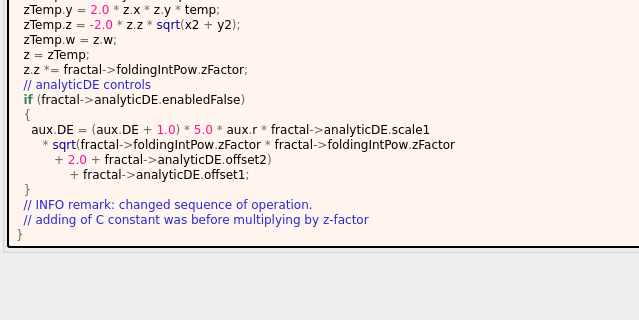
Above: mandelbulber2/formula/ui/box_fold_bulb_pow2.ui from buddhi1980/mandelbulber2 before the change; both pictures show x 0 to 639 and y 834 to 1154 of the 808 by 1443 pixel window. Below: the same form after it.
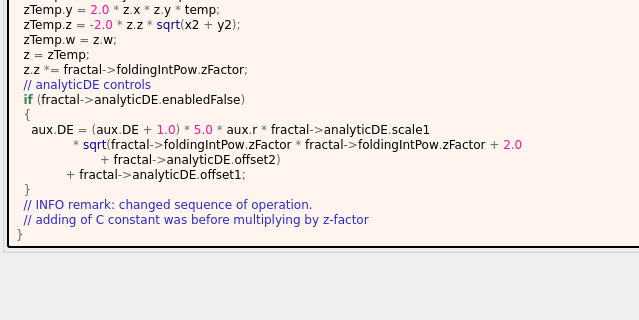
That is the form after the change. Custom widgets are drawn as their Qt base class.

```diff
--- a/mandelbulber2/formula/ui/box_fold_bulb_pow2.ui
+++ b/mandelbulber2/formula/ui/box_fold_bulb_pow2.ui
@@ -343,9 +343,9 @@
   &lt;span style=&quot;color:#2e8b57; font-weight:bold&quot;&gt;if&lt;/span&gt; &lt;span style=&quot;color:#676767&quot;&gt;(&lt;/span&gt;fractal&lt;span style=&quot;color:#676767&quot;&gt;-&amp;gt;&lt;/span&gt;analyticDE&lt;span style=&quot;color:#676767&quot;&gt;.&lt;/span&gt;enabledFalse&lt;span style=&quot;color:#676767&quot;&gt;)&lt;/span&gt;
   &lt;span style=&quot;color:#676767&quot;&gt;{&lt;/span&gt;
     aux&lt;span style=&quot;color:#676767&quot;&gt;.&lt;/span&gt;DE &lt;span style=&quot;color:#676767&quot;&gt;= (&lt;/span&gt;aux&lt;span style=&quot;color:#676767&quot;&gt;.&lt;/span&gt;DE &lt;span style=&quot;color:#676767&quot;&gt;+&lt;/span&gt; &lt;span style=&quot;color:#ff1493&quot;&gt;1.0&lt;/span&gt;&lt;span style=&quot;color:#676767&quot;&gt;) *&lt;/span&gt; &lt;span style=&quot;color:#ff1493&quot;&gt;5.0&lt;/span&gt; &lt;span style=&quot;color:#676767&quot;&gt;*&lt;/span&gt; aux&lt;span style=&quot;color:#676767&quot;&gt;.&lt;/span&gt;r &lt;span style=&quot;color:#676767&quot;&gt;*&lt;/span&gt; fractal&lt;span style=&quot;color:#676767&quot;&gt;-&amp;gt;&lt;/span&gt;analyticDE&lt;span style=&quot;color:#676767&quot;&gt;.&lt;/span&gt;scale1
-       &lt;span style=&quot;color:#676767&quot;&gt;*&lt;/span&gt; &lt;span style=&quot;color:#00008f&quot;&gt;sqrt&lt;/span&gt;&lt;span style=&quot;color:#676767&quot;&gt;(&lt;/span&gt;fractal&lt;span style=&quot;color:#676767&quot;&gt;-&amp;gt;&lt;/span&gt;foldingIntPow&lt;span style=&quot;color:#676767&quot;&gt;.&lt;/span&gt;zFactor &lt;span style=&quot;color:#676767&quot;&gt;*&lt;/span&gt; fractal&lt;span style=&quot;color:#676767&quot;&gt;-&amp;gt;&lt;/span&gt;foldingIntPow&lt;span style=&quot;color:#676767&quot;&gt;.&lt;/span&gt;zFactor
-          &lt;span style=&quot;color:#676767&quot;&gt;+&lt;/span&gt; &lt;span style=&quot;color:#ff1493&quot;&gt;2.0&lt;/span&gt; &lt;span style=&quot;color:#676767&quot;&gt;+&lt;/span&gt; fractal&lt;span style=&quot;color:#676767&quot;&gt;-&amp;gt;&lt;/span&gt;analyticDE&lt;span style=&quot;color:#676767&quot;&gt;.&lt;/span&gt;offset2&lt;span style=&quot;color:#676767&quot;&gt;)&lt;/span&gt;
-              &lt;span style=&quot;color:#676767&quot;&gt;+&lt;/span&gt; fractal&lt;span style=&quot;color:#676767&quot;&gt;-&amp;gt;&lt;/span&gt;analyticDE&lt;span style=&quot;color:#676767&quot;&gt;.&lt;/span&gt;offset1&lt;span style=&quot;color:#676767&quot;&gt;;&lt;/span&gt;
+               &lt;span style=&quot;color:#676767&quot;&gt;*&lt;/span&gt; &lt;span style=&quot;color:#00008f&quot;&gt;sqrt&lt;/span&gt;&lt;span style=&quot;color:#676767&quot;&gt;(&lt;/span&gt;fractal&lt;span style=&quot;color:#676767&quot;&gt;-&amp;gt;&lt;/span&gt;foldingIntPow&lt;span style=&quot;color:#676767&quot;&gt;.&lt;/span&gt;zFactor &lt;span style=&quot;color:#676767&quot;&gt;*&lt;/span&gt; fractal&lt;span style=&quot;color:#676767&quot;&gt;-&amp;gt;&lt;/span&gt;foldingIntPow&lt;span style=&quot;color:#676767&quot;&gt;.&lt;/span&gt;zFactor &lt;span style=&quot;color:#676767&quot;&gt;+&lt;/span&gt; &lt;span style=&quot;color:#ff1493&quot;&gt;2.0&lt;/span&gt;
+                      &lt;span style=&quot;color:#676767&quot;&gt;+&lt;/span&gt; fractal&lt;span style=&quot;color:#676767&quot;&gt;-&amp;gt;&lt;/span&gt;analyticDE&lt;span style=&quot;color:#676767&quot;&gt;.&lt;/span&gt;offset2&lt;span style=&quot;color:#676767&quot;&gt;)&lt;/span&gt;
+             &lt;span style=&quot;color:#676767&quot;&gt;+&lt;/span&gt; fractal&lt;span style=&quot;color:#676767&quot;&gt;-&amp;gt;&lt;/span&gt;analyticDE&lt;span style=&quot;color:#676767&quot;&gt;.&lt;/span&gt;offset1&lt;span style=&quot;color:#676767&quot;&gt;;&lt;/span&gt;
   &lt;span style=&quot;color:#676767&quot;&gt;}&lt;/span&gt;
   &lt;span style=&quot;color:#2929cc&quot;&gt;// INFO remark: changed sequence of operation.&lt;/span&gt;
   &lt;span style=&quot;color:#2929cc&quot;&gt;// adding of C constant was before multiplying by z-factor&lt;/span&gt;
```
